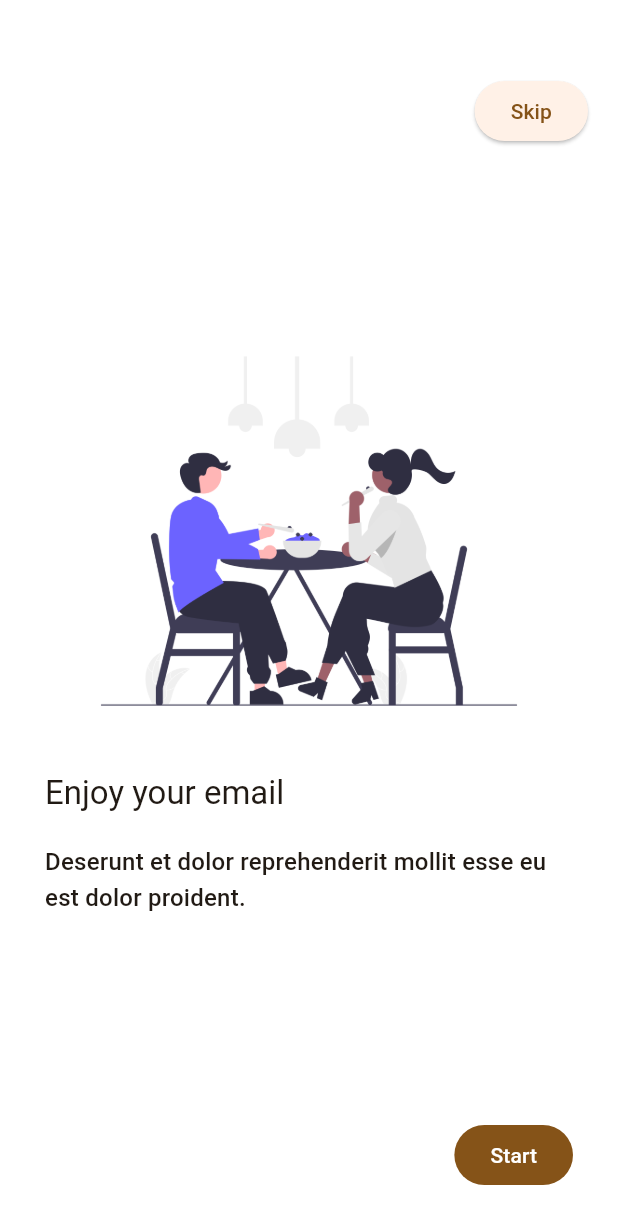
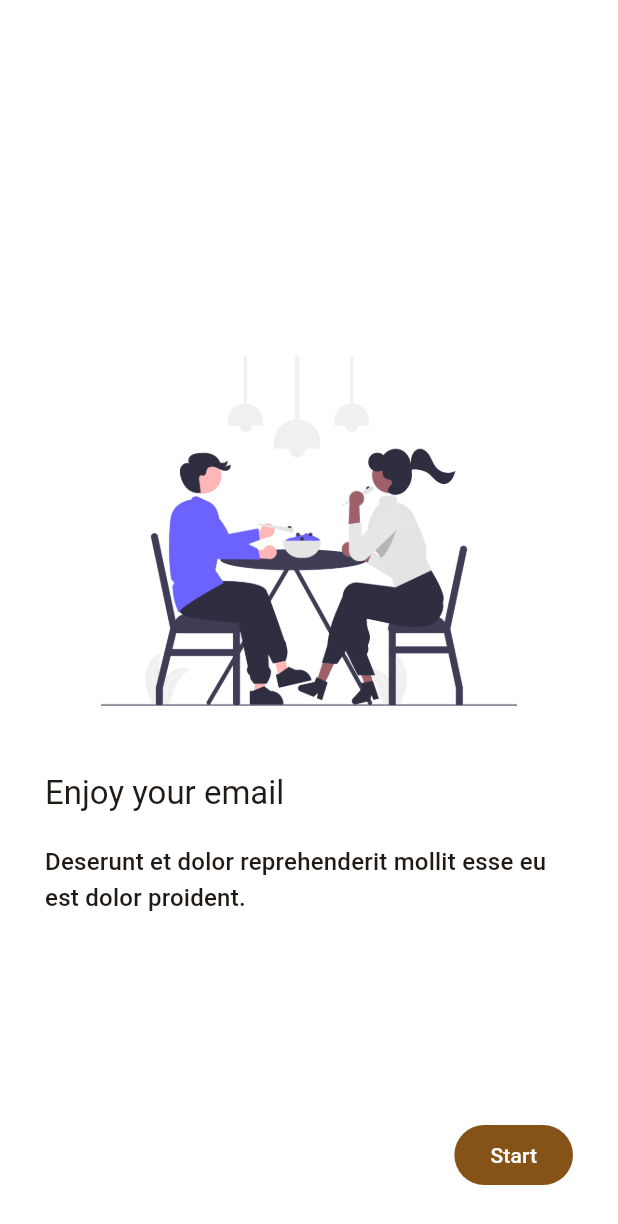
Before and after one commit to Rafapeerez/Dart-Flutter, a Flutter app: the AppTutorialScreen screen opened by its route, swiped to page 3, on a phone screen of 412 x 824 dp. Shown: the top 1224 px of the screen. Run offline on Flutter 3.47's test engine with Material 2 defaults, Android fonts, the phone set to English and light mode, and no system bars; our stand-ins replace animate_do, go_router, video_player.

Commit message:
Finished tutorial

```diff
--- a/07-WidgetsApp/widgets_app/lib/presentation/screen/app_tutorial/app_tutorial_screen.dart
+++ b/07-WidgetsApp/widgets_app/lib/presentation/screen/app_tutorial/app_tutorial_screen.dart
@@ -77,7 +77,7 @@ class _AppTutorialScreenState extends State<AppTutorialScreen> {
                   imageURL: slideData.imageURL))
               .toList(),
         ),
-        Positioned(
+        endReached ? const SizedBox() : Positioned(
             right: 20,
             top: 50,
             child: ElevatedButton(
@@ -85,6 +85,7 @@ class _AppTutorialScreenState extends State<AppTutorialScreen> {
               child: const Text('Skip')
             )
           ),
+
         endReached
             ? Positioned(
                 bottom: 30,
```
Lines whose indentation alone changed are shown as unchanged.
